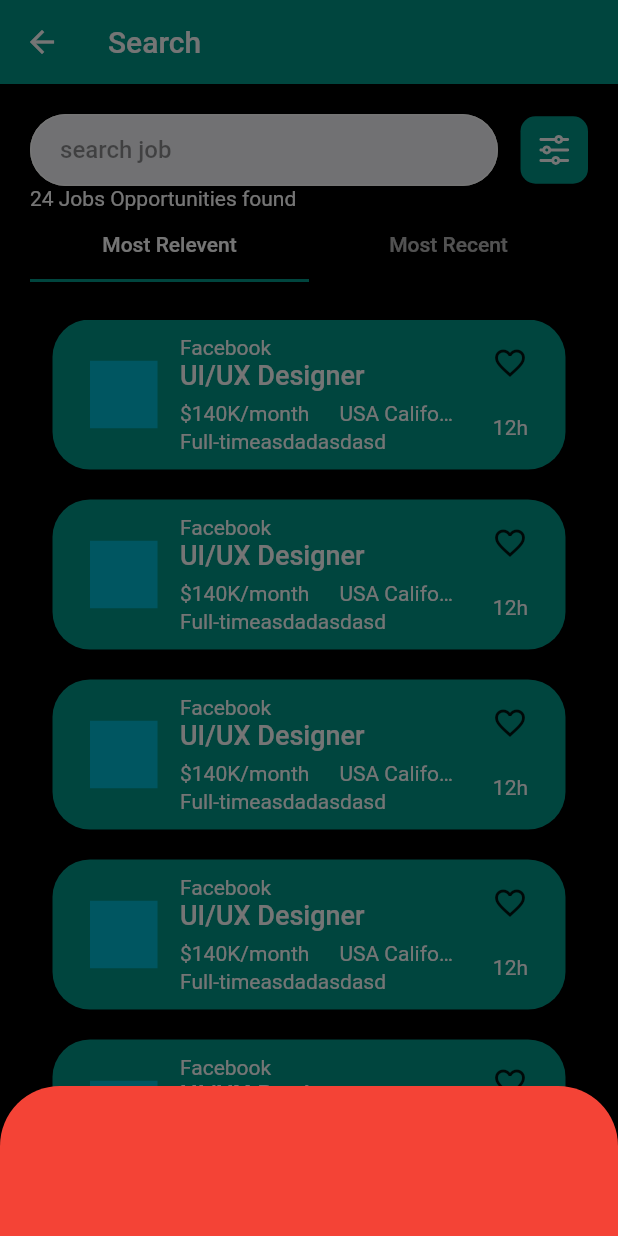
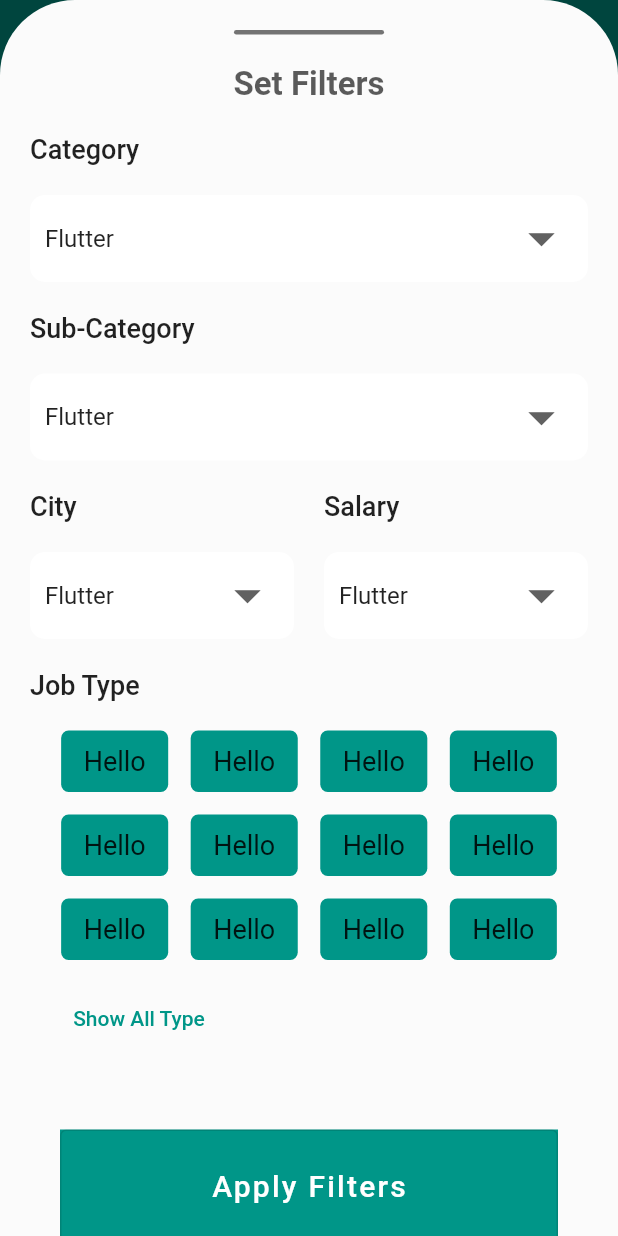
Before and after one commit to thetooaung07/job-portal, a Flutter app: the SearchPage screen opened by its route, after a tap on an icon or button, on a phone screen of 412 x 824 dp. Run offline on Flutter 3.47's test engine with Material 2 defaults, Android fonts, the phone set to English and light mode, and no system bars; our stand-ins replace flutter_svg, get.

Commit message:
Search Page UI mostly complete

```diff
--- a/lib/constants.dart
+++ b/lib/constants.dart
@@ -6,6 +6,7 @@ const Color kSilverColor = Color(0xFFF6F7FB);
 const Color kAccentColor = Color(0xFFED5575);
 const Color kPrimaryTextColor = Color(0xFF211D42);
 const Color kSecondaryTextColor = Color(0xFFB9B8CD);
+const Color kBgColor = Color.fromRGBO(251, 251, 251, 1);
 
 class assetsPath {
   static String iconPath = '/assets/icons';
--- a/lib/main.dart
+++ b/lib/main.dart
@@ -7,7 +7,7 @@ import 'package:job_portal/components/recent_posts.dart';
 import 'package:job_portal/components/searchbar.dart';
 import 'package:job_portal/constants.dart';
 import 'package:job_portal/routes/routes.dart';
-import 'package:job_portal/view/search_page.dart';
+import 'package:job_portal/view/search_page/search_page.dart';
 
 void main() {
   runApp(const MyApp());
@@ -22,17 +22,17 @@ class MyApp extends StatelessWidget {
       debugShowCheckedModeBanner: false,
       title: 'Job Portal',
       theme: ThemeData(
-        scaffoldBackgroundColor: Color.fromRGBO(251, 251, 251, 1),
+        // scaffoldBackgroundColor: Color.fromRGBO(251, 251, 251, 1),
         // appBarTheme: AppBarTheme(
         //   textTheme: Theme.of(context).textTheme.apply(
         //         bodyColor: const Color(0xff22215B),
         //         displayColor: const Color(0xff22215B),
         //       ),
         // ),
-        textTheme: Theme.of(context).textTheme.apply(
-              bodyColor: Colors.white,
-              displayColor: Colors.yellow,
-            ),
+        // textTheme: Theme.of(context).textTheme.apply(
+        //       bodyColor: Colors.white,
+        //       displayColor: Colors.yellow,
+        //     ),
         primarySwatch: Colors.teal,
       ),
       initialRoute: RouteNames.home,
--- a/lib/routes/routes.dart
+++ b/lib/routes/routes.dart
@@ -2,7 +2,7 @@ import 'package:get/get.dart';
 import 'package:job_portal/main.dart';
 import 'package:job_portal/view/popular_jobs/popular_jobs_page.dart';
 import 'package:job_portal/view/recent_posts/recent_posts_page.dart';
-import 'package:job_portal/view/search_page.dart';
+import 'package:job_portal/view/search_page/search_page.dart';
 
 class RouteNames {
   static String home = "/home";
--- a/lib/view/search_page.dart
+++ /dev/null
@@ -1,131 +0,0 @@
-import 'package:flutter/material.dart';
-import 'package:flutter_svg/flutter_svg.dart';
-import 'package:get/get.dart';
-import 'package:job_portal/components/searchbar.dart';
-import 'package:job_portal/constants.dart';
-import 'package:job_portal/view/most_relevent_tab.dart';
-import 'package:job_portal/view/recent_posts/most_recent_tab.dart';
-
-class SearchPage extends StatelessWidget {
-  const SearchPage({Key? key}) : super(key: key);
-
-  @override
-  Widget build(BuildContext context) {
-    return Scaffold(
-      // backgroundColor: Color.fromRGBO(251, 251, 251, 1),
-      backgroundColor: Color.fromARGB(255, 0, 0, 0),
-      appBar: AppBar(
-        title: Text("Search"),
-      ),
-      body: Padding(
-        padding: const EdgeInsets.symmetric(horizontal: 20.0),
-        child: Column(
-          crossAxisAlignment: CrossAxisAlignment.start,
-          children: [
-            SizedBox(
-              height: 20,
-            ),
-            Row(
-              children: [
-                Flexible(
-                  child: SearchBar(),
-                ),
-                SizedBox(
-                  width: 15,
-                ),
-                GestureDetector(
-                  onTap: () {
-                    Get.bottomSheet(FilterBottomSheet(),
-                        isScrollControlled: true);
-                  },
-                  child: Container(
-                    height: 45,
-                    width: 45,
-                    decoration: BoxDecoration(
-                        color: Colors.teal,
-                        borderRadius: BorderRadius.circular(10)),
-                    child: Center(
-                        child: SvgPicture.asset(
-                      'assets/icons/slider_icon.svg',
-                      height: 20,
-                      width: 20,
-                      color: Colors.white,
-                    )),
-                  ),
-                ),
-              ],
-            ),
-            Text(
-              "24 Jobs Opportunities found",
-            ),
-            Expanded(child: SearchPageTabView()),
-          ],
-        ),
-      ),
-    );
-  }
-}
-
-class SearchPageTabView extends StatefulWidget {
-  SearchPageTabView({Key? key}) : super(key: key);
-
-  @override
-  State<SearchPageTabView> createState() => _SearchPageTabViewState();
-}
-
-class _SearchPageTabViewState extends State<SearchPageTabView>
-    with SingleTickerProviderStateMixin {
-  late TabController controller;
-
-  @override
-  void initState() {
-    super.initState();
-    controller = TabController(length: 2, vsync: this);
-  }
-
-  @override
-  Widget build(BuildContext context) {
-    return Column(
-      children: [
-        TabBar(
-          controller: controller,
-          tabs: [
-            Tab(child: Text("Most Relevent")),
-            Tab(child: Text("Most Recent")),
-          ],
-        ),
-        Expanded(
-          child: TabBarView(
-            controller: controller,
-            children: [
-              MostRecentTab(),
-              MostReleventTab(),
-            ],
-          ),
-        )
-      ],
-    );
-  }
-}
-
-class FilterBottomSheet extends StatelessWidget {
-  const FilterBottomSheet({Key? key}) : super(key: key);
-
-  @override
-  Widget build(BuildContext context) {
-    return Column(
-      mainAxisSize: MainAxisSize.min,
-      children: [
-        Container(
-          height: 100,
-          width: Get.width,
-          decoration: BoxDecoration(
-            color: Colors.red,
-            borderRadius: BorderRadius.only(
-                topLeft: Radius.circular(40), topRight: Radius.circular(40)),
-          ),
-        ),
-      ],
-    );
-  }
-}
--- /dev/null
+++ b/lib/view/search_page/filter_bottom_sheet.dart
@@ -0,0 +1,198 @@
+import 'package:flutter/material.dart';
+import 'package:get/get.dart';
+import 'package:job_portal/constants.dart';
+
+const List DropdownItemList = [
+  "UI/UX",
+  "Graphic Designer",
+  "Web Developer",
+  "Android Developer",
+  "IOS Developer",
+  "Flutter"
+];
+
+class FilterBottomSheet extends StatelessWidget {
+  const FilterBottomSheet({Key? key}) : super(key: key);
+
+  @override
+  Widget build(BuildContext context) {
+    return Container(
+      width: Get.width,
+      decoration: BoxDecoration(
+        color: kBgColor,
+        borderRadius: BorderRadius.only(
+          topLeft: Radius.circular(50),
+          topRight: Radius.circular(50),
+        ),
+      ),
+      child: Padding(
+        padding: const EdgeInsets.fromLTRB(20, 20, 20, 0),
+        child: Column(
+          mainAxisSize: MainAxisSize.min,
+          crossAxisAlignment: CrossAxisAlignment.start,
+          children: [
+            Align(
+              child: Container(
+                width: 100,
+                height: 3,
+                decoration: BoxDecoration(
+                    color: Colors.black54,
+                    borderRadius: BorderRadius.circular(10)),
+              ),
+            ),
+            const SizedBox(
+              height: 20,
+            ),
+            Align(
+              alignment: Alignment.center,
+              child: Text(
+                "Set Filters",
+                style: kHeaderTextStyle,
+              ),
+            ),
+            LabelDropDownBtn(
+              label: "Category",
+            ),
+            LabelDropDownBtn(
+              label: "Sub-Category",
+            ),
+            Row(
+              mainAxisAlignment: MainAxisAlignment.spaceBetween,
+              children: [
+                Flexible(child: LabelDropDownBtn(label: "City")),
+                SizedBox(
+                  width: 20,
+                ),
+                Flexible(child: LabelDropDownBtn(label: "Salary")),
+              ],
+            ),
+            Padding(
+              padding: EdgeInsets.symmetric(vertical: 20),
+              child: Text(
+                "Job Type",
+                style: kTitleTextStyle,
+              ),
+            ),
+            SizedBox(
+              width: Get.width,
+              child: Align(
+                alignment: Alignment.center,
+                child: Wrap(
+                  // runAlignment: WrapAlignment.start,
+                  // alignment: WrapAlignment.center,
+                  crossAxisAlignment: WrapCrossAlignment.center,
+                  spacing: 15,
+                  runSpacing: 15,
+                  children: [
+                    OutlineBtnBubble(),
+                    OutlineBtnBubble(),
+                    OutlineBtnBubble(),
+                    OutlineBtnBubble(),
+                    OutlineBtnBubble(),
+                    OutlineBtnBubble(),
+                    OutlineBtnBubble(),
+                    OutlineBtnBubble(),
+                    OutlineBtnBubble(),
+                    OutlineBtnBubble(),
+                    OutlineBtnBubble(),
+                    OutlineBtnBubble(),
+                    TextButton(
+                      child: Text("Show All Type"),
+                      onPressed: () {},
+                    ),
+                  ],
+                ),
+              ),
+            ),
+            SizedBox(
+              height: 10,
+            ),
+            Container(
+                margin: EdgeInsets.symmetric(horizontal: 20, vertical: 40),
+                width: Get.width,
+                height: 75,
+                decoration: BoxDecoration(color: Colors.teal),
+                child: OutlinedButton(
+                    onPressed: () {},
+                    child: Text(
+                      "Apply Filters",
+                      style: kTitleTextStyle.copyWith(
+                          fontSize: 20,
+                          letterSpacing: 1.5,
+                          color: Colors.white),
+                    )))
+          ],
+        ),
+      ),
+    );
+  }
+}
+
+class OutlineBtnBubble extends StatelessWidget {
+  final String? title;
+  const OutlineBtnBubble({Key? key, this.title = "Hello"}) : super(key: key);
+
+  @override
+  Widget build(BuildContext context) {
+    return Container(
+      padding: EdgeInsets.symmetric(horizontal: 15, vertical: 10),
+      decoration: BoxDecoration(
+        color: Colors.teal,
+        borderRadius: BorderRadius.circular(5),
+      ),
+      child: Text(
+        title!,
+        style: TextStyle(fontSize: 18),
+      ),
+    );
+  }
+}
+
+class LabelDropDownBtn extends StatelessWidget {
+  final String label;
+  const LabelDropDownBtn({Key? key, required this.label}) : super(key: key);
+
+  @override
+  Widget build(BuildContext context) {
+    RxString selectedItem = "Flutter".obs;
+
+    return Column(
+      crossAxisAlignment: CrossAxisAlignment.start,
+      children: [
+        Padding(
+          padding: const EdgeInsets.symmetric(vertical: 20.0),
+          child: Text(
+            label,
+            style: kTitleTextStyle,
+          ),
+        ),
+        Container(
+          padding: EdgeInsets.symmetric(horizontal: 10, vertical: 5),
+          decoration: BoxDecoration(
+              color: Colors.white, borderRadius: BorderRadius.circular(10)),
+          child: Obx(
+            () => DropdownButton(
+              icon: Icon(Icons.arrow_drop_down),
+              iconSize: 42,
+              underline: SizedBox(),
+              dropdownColor: Colors.white,
+              value: selectedItem.value,
+              isExpanded: true,
+              focusColor: Colors.red,
+              hint: Text("UI / UX Designer"),
+              onChanged: (v) {
+                selectedItem.value = v.toString();
+              },
+              items: DropdownItemList.map(
+                (item) => DropdownMenuItem(
+                  value: item,
+                  child: Text("$item"),
+                ),
+              ).toList(),
+            ),
+          ),
+        ),
+      ],
+    );
+  }
+}
--- /dev/null
+++ b/lib/view/search_page/search_page.dart
@@ -0,0 +1,69 @@
+import 'package:flutter/material.dart';
+import 'package:flutter_svg/flutter_svg.dart';
+import 'package:get/get.dart';
+import 'package:job_portal/components/searchbar.dart';
+import 'package:job_portal/view/search_page/filter_bottom_sheet.dart';
+import 'package:job_portal/view/search_page/search_page_tab_view.dart';
+
+class SearchPage extends StatelessWidget {
+  const SearchPage({Key? key}) : super(key: key);
+
+  @override
+  Widget build(BuildContext context) {
+    return Scaffold(
+      // backgroundColor: Color.fromRGBO(251, 251, 251, 1),
+      // backgroundColor: Color.fromARGB(255, 0, 0, 0),
+      appBar: AppBar(
+        title: Text("Search"),
+      ),
+      body: Padding(
+        padding: const EdgeInsets.symmetric(horizontal: 20.0),
+        child: Column(
+          crossAxisAlignment: CrossAxisAlignment.start,
+          children: [
+            SizedBox(
+              height: 20,
+            ),
+            Row(
+              children: [
+                Flexible(
+                  child: SearchBar(),
+                ),
+                SizedBox(
+                  width: 15,
+                ),
+                InkWell(
+                  onTap: () {
+                    Get.bottomSheet(FilterBottomSheet(),
+                        isScrollControlled: true);
+                  },
+                  child: Container(
+                    height: 45,
+                    width: 45,
+                    decoration: BoxDecoration(
+                        color: Colors.teal,
+                        borderRadius: BorderRadius.circular(10)),
+                    child: Center(
+                        child: SvgPicture.asset(
+                      'assets/icons/slider_icon.svg',
+                      height: 20,
+                      width: 20,
+                      color: Colors.white,
+                    )),
+                  ),
+                ),
+              ],
+            ),
+            Padding(
+              padding: const EdgeInsets.symmetric(vertical: 20),
+              child: Text(
+                "24 Jobs Opportunities found",
+              ),
+            ),
+            Expanded(child: SearchPageTabView()),
+          ],
+        ),
+      ),
+    );
+  }
+}
--- /dev/null
+++ b/lib/view/search_page/search_page_tab_view.dart
@@ -0,0 +1,57 @@
+import 'package:flutter/material.dart';
+import 'package:job_portal/view/most_relevent_tab.dart';
+import 'package:job_portal/view/recent_posts/most_recent_tab.dart';
+
+class SearchPageTabView extends StatefulWidget {
+  SearchPageTabView({Key? key}) : super(key: key);
+
+  @override
+  State<SearchPageTabView> createState() => _SearchPageTabViewState();
+}
+
+class _SearchPageTabViewState extends State<SearchPageTabView>
+    with SingleTickerProviderStateMixin {
+  late TabController controller;
+
+  @override
+  void initState() {
+    super.initState();
+    controller = TabController(length: 2, vsync: this);
+  }
+
+  @override
+  Widget build(BuildContext context) {
+    return Column(
+      children: [
+        Theme(
+          data: ThemeData().copyWith(
+              hoverColor: Colors.transparent,
+              splashColor: Colors.transparent,
+              highlightColor: Colors.transparent),
+          child: TabBar(
+            unselectedLabelColor: Colors.black,
+            indicatorSize: TabBarIndicatorSize.tab,
+            indicator: BoxDecoration(
+              color: Colors.teal,
+              borderRadius: BorderRadius.circular(50),
+            ),
+            controller: controller,
+            tabs: [
+              Tab(child: Text("Most Relevent")),
+              Tab(child: Text("Most Recent")),
+            ],
+          ),
+        ),
+        Expanded(
+          child: TabBarView(
+            controller: controller,
+            children: [
+              MostRecentTab(),
+              MostReleventTab(),
+            ],
+          ),
+        )
+      ],
+    );
+  }
+}
```
